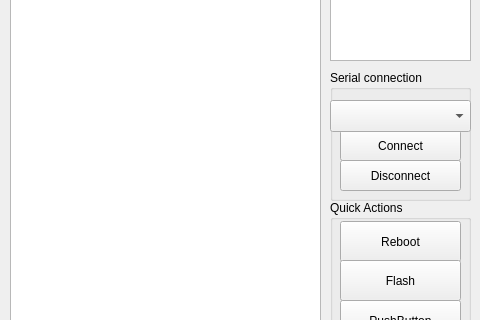
Old version of the form PicoChat-pi-sdk/monitor/monitor.ui in the repository DronoStawy/LoRa-comm; both pictures show x 320 to 800 and y 110 to 430 of the 800 by 600 pixel window.
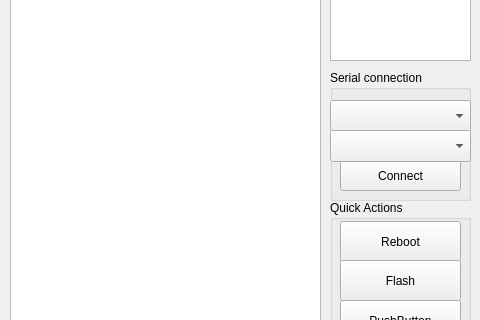
New version of the form.

Commit message: monitor upgrades

```diff
--- a/PicoChat-pi-sdk/monitor/monitor.ui
+++ b/PicoChat-pi-sdk/monitor/monitor.ui
@@ -195,20 +195,7 @@
     <property name="title">
      <string>Serial connection</string>
     </property>
-    <widget class="QPushButton" name="pushButton_4">
-     <property name="geometry">
-      <rect>
-       <x>10</x>
-       <y>60</y>
-       <width>121</width>
-       <height>31</height>
-      </rect>
-     </property>
-     <property name="text">
-      <string>Connect</string>
-     </property>
-    </widget>
-    <widget class="QPushButton" name="pushButton_5">
+    <widget class="QPushButton" name="connectButton">
      <property name="geometry">
       <rect>
        <x>10</x>
@@ -218,7 +205,7 @@
       </rect>
      </property>
      <property name="text">
-      <string>Disconnect</string>
+      <string>Connect</string>
      </property>
     </widget>
     <widget class="QComboBox" name="comboBox">
@@ -231,6 +218,16 @@
       </rect>
      </property>
     </widget>
+    <widget class="QComboBox" name="baudComboBox">
+     <property name="geometry">
+      <rect>
+       <x>0</x>
+       <y>60</y>
+       <width>141</width>
+       <height>32</height>
+      </rect>
+     </property>
+    </widget>
    </widget>
   </widget>
   <widget class="QMenuBar" name="menubar">
```
Left out of the diff: 10 changed lines with no effect on the pictures. The commit also changes 3 other files.
